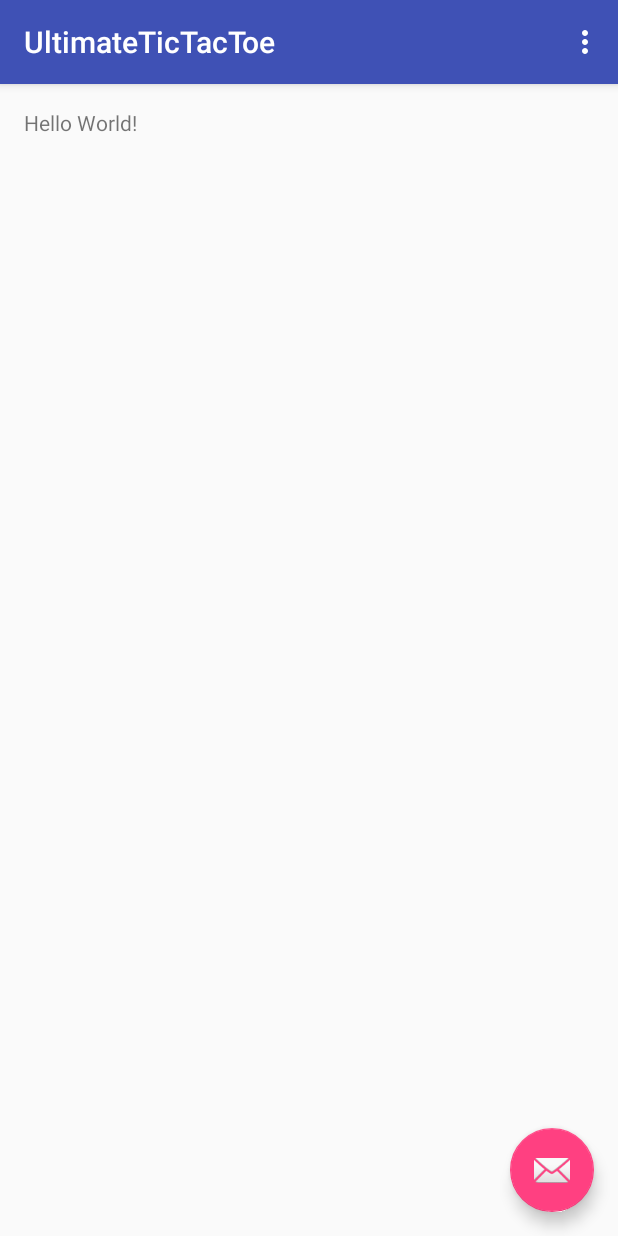
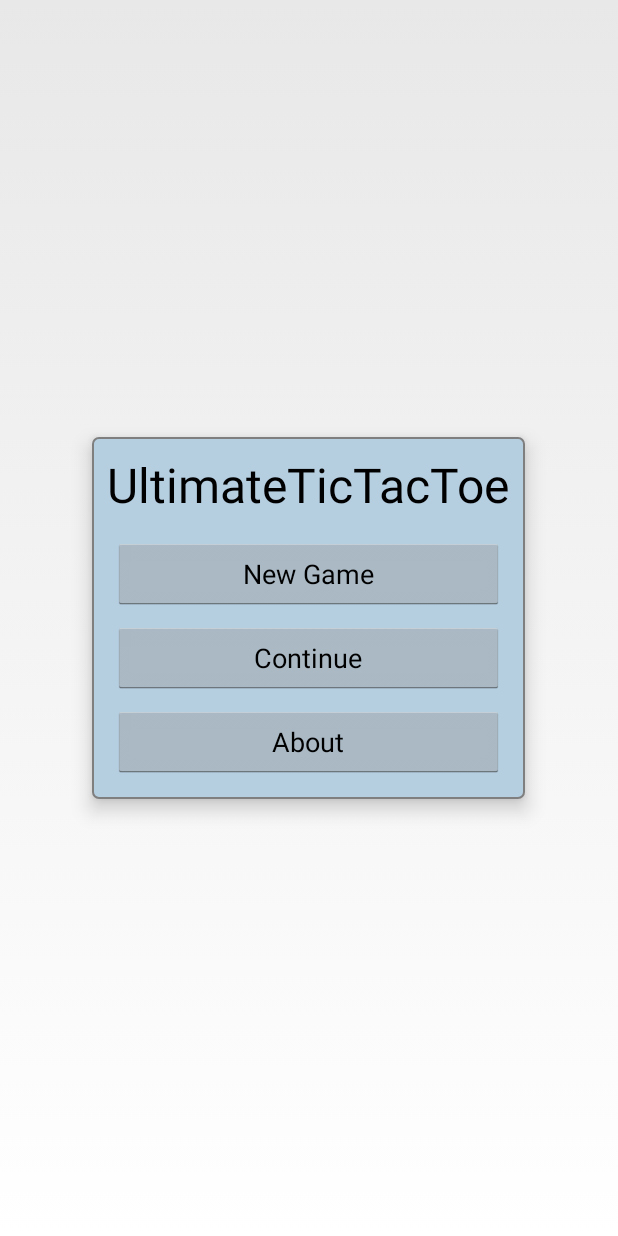
Before and after one commit to River991/UltimateTicTacToe, an Android app: the screen it shows after launch (MainActivity), on a phone screen of 412 x 824 dp. Run offline under Robolectric (Android 15) with nearby library versions, the phone set to English and light mode, and no system bars.

Commit message:
Created Main Menu and added About Message

```diff
--- a/app/src/main/java/org/example/ultimatetictactoe/MainActivity.java
+++ b/app/src/main/java/org/example/ultimatetictactoe/MainActivity.java
@@ -1,52 +1,14 @@
 package org.example.ultimatetictactoe;
 
+import android.app.Activity;
 import android.os.Bundle;
-import android.support.design.widget.FloatingActionButton;
-import android.support.design.widget.Snackbar;
-import android.support.v7.app.AppCompatActivity;
-import android.support.v7.widget.Toolbar;
-import android.view.Menu;
-import android.view.MenuItem;
-import android.view.View;
 
-public class MainActivity extends AppCompatActivity {
+
+public class MainActivity extends Activity {
 
     @Override
     protected void onCreate(Bundle savedInstanceState) {
         super.onCreate(savedInstanceState);
         setContentView(R.layout.activity_main);
-        Toolbar toolbar = (Toolbar) findViewById(R.id.toolbar);
-        setSupportActionBar(toolbar);
-
-        FloatingActionButton fab = (FloatingActionButton) findViewById(R.id.fab);
-        fab.setOnClickListener(new View.OnClickListener() {
-            @Override
-            public void onClick(View view) {
-                Snackbar.make(view, "Replace with your own action", Snackbar.LENGTH_LONG)
-                        .setAction("Action", null).show();
-            }
-        });
-    }
-
-    @Override
-    public boolean onCreateOptionsMenu(Menu menu) {
-        // Inflate the menu; this adds items to the action bar if it is present.
-        getMenuInflater().inflate(R.menu.menu_main, menu);
-        return true;
-    }
-
-    @Override
-    public boolean onOptionsItemSelected(MenuItem item) {
-        // Handle action bar item clicks here. The action bar will
-        // automatically handle clicks on the Home/Up button, so long
-        // as you specify a parent activity in AndroidManifest.xml.
-        int id = item.getItemId();
-
-        //noinspection SimplifiableIfStatement
-        if (id == R.id.action_settings) {
-            return true;
-        }
-
-        return super.onOptionsItemSelected(item);
     }
 }
--- /dev/null
+++ b/app/src/main/java/org/example/ultimatetictactoe/MainFragment.java
@@ -0,0 +1,62 @@
+package org.example.ultimatetictactoe;
+
+import android.app.AlertDialog;
+import android.app.Fragment;
+import android.content.DialogInterface;
+import android.os.Bundle;
+import android.view.LayoutInflater;
+import android.view.View;
+import android.view.ViewGroup;
+
+/**
+ * Created by river on 06/02/17.
+ */
+
+public class MainFragment extends Fragment {
+
+    private AlertDialog mDialog;
+
+    @Override
+    public View onCreateView(LayoutInflater inflater, ViewGroup container, Bundle savedInstanceState) {
+        View rootView = inflater.inflate(R.layout.fragment_main, container, false);
+
+        /*
+         * Handle Buttons below here
+         */
+
+        /*
+         *About button
+         */
+
+        View aboutButton = rootView.findViewById(R.id.about_button);
+
+        aboutButton.setOnClickListener(new View.OnClickListener() {
+            @Override
+            public void onClick(View view) {
+                AlertDialog.Builder builder = new AlertDialog.Builder(getActivity());
+                builder.setTitle(R.string.about_title);
+                builder.setMessage(R.string.about_text);
+                builder.setCancelable(false);
+                builder.setPositiveButton(R.string.ok_label, new DialogInterface.OnClickListener() {
+                    @Override
+                    public void onClick(DialogInterface dialog, int i) {
+                        //Do Nothing
+                    }
+                });
+                mDialog = builder.show();
+
+            }
+        });
+
+        return rootView;
+    }
+
+
+    @Override
+    public void onPause() {
+        super.onPause();
+
+        if (mDialog != null)
+            mDialog.dismiss();
+    }
+}
--- /dev/null
+++ b/app/src/main/res/drawable/menu_background.xml
@@ -0,0 +1,11 @@
+<?xml version="1.0" encoding="utf-8"?>
+<shape xmlns:android="http://schemas.android.com/apk/res/android"
+    android:shape="rectangle">
+    <stroke
+        android:width="@dimen/stroke_width"
+        android:color="@color/border_color" />
+
+    <solid android:color="@color/field_color" />
+    <corners android:radius="@dimen/corner_radius" />
+
+</shape>
--- a/app/src/main/res/layout/activity_main.xml
+++ b/app/src/main/res/layout/activity_main.xml
@@ -1,34 +1,17 @@
 <?xml version="1.0" encoding="utf-8"?>
-<android.support.design.widget.CoordinatorLayout xmlns:android="http://schemas.android.com/apk/res/android"
-    xmlns:app="http://schemas.android.com/apk/res-auto"
+<FrameLayout xmlns:android="http://schemas.android.com/apk/res/android"
     xmlns:tools="http://schemas.android.com/tools"
     android:layout_width="match_parent"
     android:layout_height="match_parent"
-    android:fitsSystemWindows="true"
-    tools:context="org.example.ultimatetictactoe.MainActivity">
+    android:clipChildren="false"
+    tools:context=".UltimateTicTacToeActivity">
 
-    <android.support.design.widget.AppBarLayout
-        android:layout_width="match_parent"
-        android:layout_height="wrap_content"
-        android:theme="@style/AppTheme.AppBarOverlay">
 
-        <android.support.v7.widget.Toolbar
-            android:id="@+id/toolbar"
-            android:layout_width="match_parent"
-            android:layout_height="?attr/actionBarSize"
-            android:background="?attr/colorPrimary"
-            app:popupTheme="@style/AppTheme.PopupOverlay" />
-
-    </android.support.design.widget.AppBarLayout>
-
-    <include layout="@layout/content_main" />
-
-    <android.support.design.widget.FloatingActionButton
-        android:id="@+id/fab"
+    <fragment
+        android:id="@+id/main_fragment"
+        class="org.example.ultimatetictactoe.MainFragment"
         android:layout_width="wrap_content"
         android:layout_height="wrap_content"
-        android:layout_gravity="bottom|end"
-        android:layout_margin="@dimen/fab_margin"
-        app:srcCompat="@android:drawable/ic_dialog_email" />
-
-</android.support.design.widget.CoordinatorLayout>
+        android:layout_gravity="center"
+        tools:layout="@layout/fragment_main" />
+</FrameLayout>
--- a/app/src/main/res/layout/content_main.xml
+++ /dev/null
@@ -1,20 +0,0 @@
-<?xml version="1.0" encoding="utf-8"?>
-<RelativeLayout xmlns:android="http://schemas.android.com/apk/res/android"
-    xmlns:app="http://schemas.android.com/apk/res-auto"
-    xmlns:tools="http://schemas.android.com/tools"
-    android:id="@+id/content_main"
-    android:layout_width="match_parent"
-    android:layout_height="match_parent"
-    android:paddingBottom="@dimen/activity_vertical_margin"
-    android:paddingLeft="@dimen/activity_horizontal_margin"
-    android:paddingRight="@dimen/activity_horizontal_margin"
-    android:paddingTop="@dimen/activity_vertical_margin"
-    app:layout_behavior="@string/appbar_scrolling_view_behavior"
-    tools:context="org.example.ultimatetictactoe.MainActivity"
-    tools:showIn="@layout/activity_main">
-
-    <TextView
-        android:layout_width="wrap_content"
-        android:layout_height="wrap_content"
-        android:text="Hello World!" />
-</RelativeLayout>
--- /dev/null
+++ b/app/src/main/res/layout/fragment_main.xml
@@ -0,0 +1,47 @@
+<?xml version="1.0" encoding="utf-8"?>
+<LinearLayout xmlns:android="http://schemas.android.com/apk/res/android"
+    xmlns:tools="http://schemas.android.com/tools"
+    android:layout_width="wrap_content"
+    android:layout_height="wrap_content"
+    android:background="@drawable/menu_background"
+    android:elevation="@dimen/elevation_high"
+    android:orientation="vertical"
+    android:padding="@dimen/menu_padding"
+    tools:context=".UltimateTicTacToeActivity">
+
+    <TextView
+        android:layout_width="wrap_content"
+        android:layout_height="wrap_content"
+        android:layout_marginBottom="@dimen/menu_space"
+        android:text="@string/long_app_name"
+        android:textAppearance="?android:textAppearanceLarge"
+        android:textSize="@dimen/menu_text_size" />
+
+    <Button
+        android:id="@+id/new_button"
+        android:layout_width="match_parent"
+        android:layout_height="wrap_content"
+        android:layout_gravity="center"
+        android:layout_margin="@dimen/menu_button_margin"
+        android:padding="@dimen/menu_button_padding"
+        android:text="@string/new_label" />
+
+    <Button
+        android:id="@+id/continue_button"
+        android:layout_width="match_parent"
+        android:layout_height="wrap_content"
+        android:layout_gravity="center"
+        android:layout_margin="@dimen/menu_button_margin"
+        android:padding="@dimen/menu_button_padding"
+        android:text="@string/continue_label" />
+
+    <Button
+        android:id="@+id/about_button"
+        android:layout_width="match_parent"
+        android:layout_height="wrap_content"
+        android:layout_gravity="center"
+        android:layout_margin="@dimen/menu_button_margin"
+        android:padding="@dimen/menu_button_padding"
+        android:text="@string/about_label" />
+
+</LinearLayout>
--- a/app/src/main/res/values/colors.xml
+++ b/app/src/main/res/values/colors.xml
@@ -1,6 +1,5 @@
 <?xml version="1.0" encoding="utf-8"?>
 <resources>
-    <color name="colorPrimary">#3F51B5</color>
-    <color name="colorPrimaryDark">#303F9F</color>
-    <color name="colorAccent">#FF4081</color>
+    <color name="field_color">#b5cee0</color>
+    <color name="border_color">#7f7f7f</color>
 </resources>
--- a/app/src/main/res/values/dimens.xml
+++ b/app/src/main/res/values/dimens.xml
@@ -1,6 +1,10 @@
 <resources>
-    <!-- Default screen margins, per the Android Design guidelines. -->
-    <dimen name="activity_horizontal_margin">16dp</dimen>
-    <dimen name="activity_vertical_margin">16dp</dimen>
-    <dimen name="fab_margin">16dp</dimen>
+    <dimen name="elevation_high">8dp</dimen>
+    <dimen name="stroke_width">1dp</dimen>
+    <dimen name="corner_radius">4dp</dimen>
+    <dimen name="menu_padding">10dp</dimen>
+    <dimen name="menu_space">10dp</dimen>
+    <dimen name="menu_text_size">32sp</dimen>
+    <dimen name="menu_button_margin">4dp</dimen>
+    <dimen name="menu_button_padding">10dp</dimen>
 </resources>
--- a/app/src/main/res/values/strings.xml
+++ b/app/src/main/res/values/strings.xml
@@ -1,4 +1,15 @@
 <resources>
-    <string name="app_name">UltimateTicTacToe</string>
+    <string name="app_name">UT3</string>
+    <string name="long_app_name">UltimateTicTacToe</string>
     <string name="action_settings">Settings</string>
+    <string name="continue_label">Continue</string>
+    <string name="new_label">New Game</string>
+    <string name="ok_label">OK</string>
+    <string name="about_label">About</string>
+    <string name="about_title">About Ultimate Tic Tac Toe</string>
+    <string name="about_text">
+        This game is played just like tic tac toe with one difference, to win a tile you need to first win a smaller game within that tile.
+        \n\n\
+        A tie happens when there are no further moves. If a tie happens in the smaller game that tile counts as a win for both players in the bigger game.
+    </string>
 </resources>
--- a/app/src/main/res/values/styles.xml
+++ b/app/src/main/res/values/styles.xml
@@ -1,20 +1,6 @@
 <resources>
 
-    <!-- Base application theme. -->
-    <style name="AppTheme" parent="Theme.AppCompat.Light.DarkActionBar">
-        <!-- Customize your theme here. -->
-        <item name="colorPrimary">@color/colorPrimary</item>
-        <item name="colorPrimaryDark">@color/colorPrimaryDark</item>
-        <item name="colorAccent">@color/colorAccent</item>
+    <style name="AppTheme" parent="android:Theme.Holo.Light.NoActionBar.Fullscreen">
+
     </style>
-
-    <style name="AppTheme.NoActionBar">
-        <item name="windowActionBar">false</item>
-        <item name="windowNoTitle">true</item>
-    </style>
-
-    <style name="AppTheme.AppBarOverlay" parent="ThemeOverlay.AppCompat.Dark.ActionBar" />
-
-    <style name="AppTheme.PopupOverlay" parent="ThemeOverlay.AppCompat.Light" />
-
 </resources>
```
